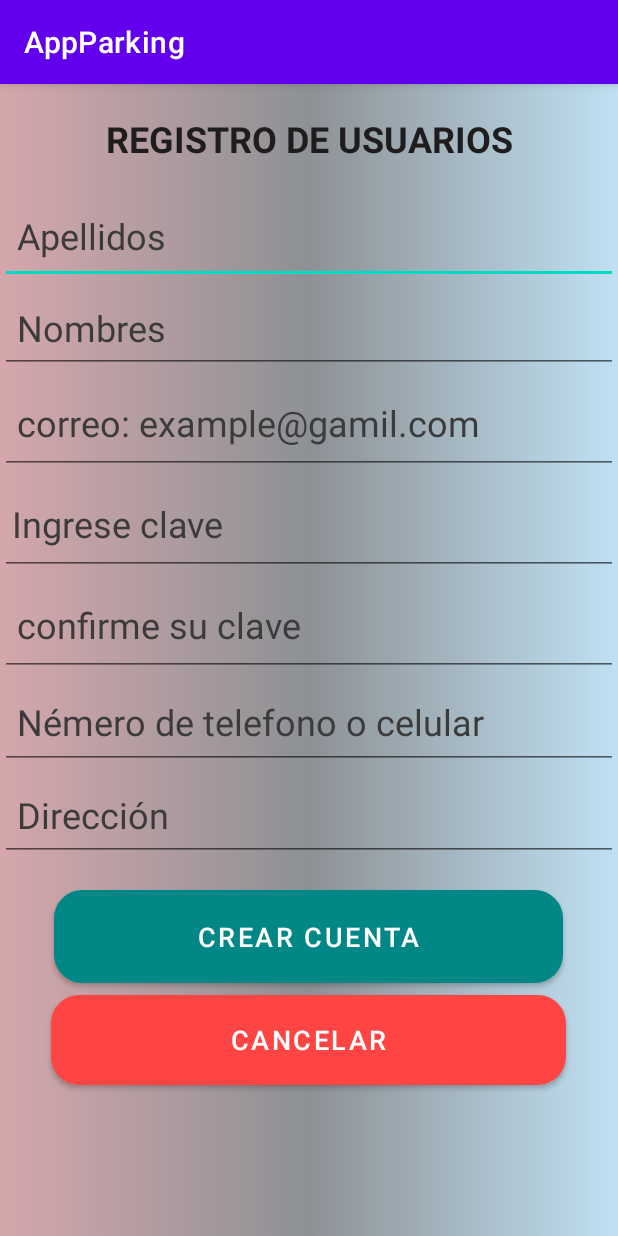
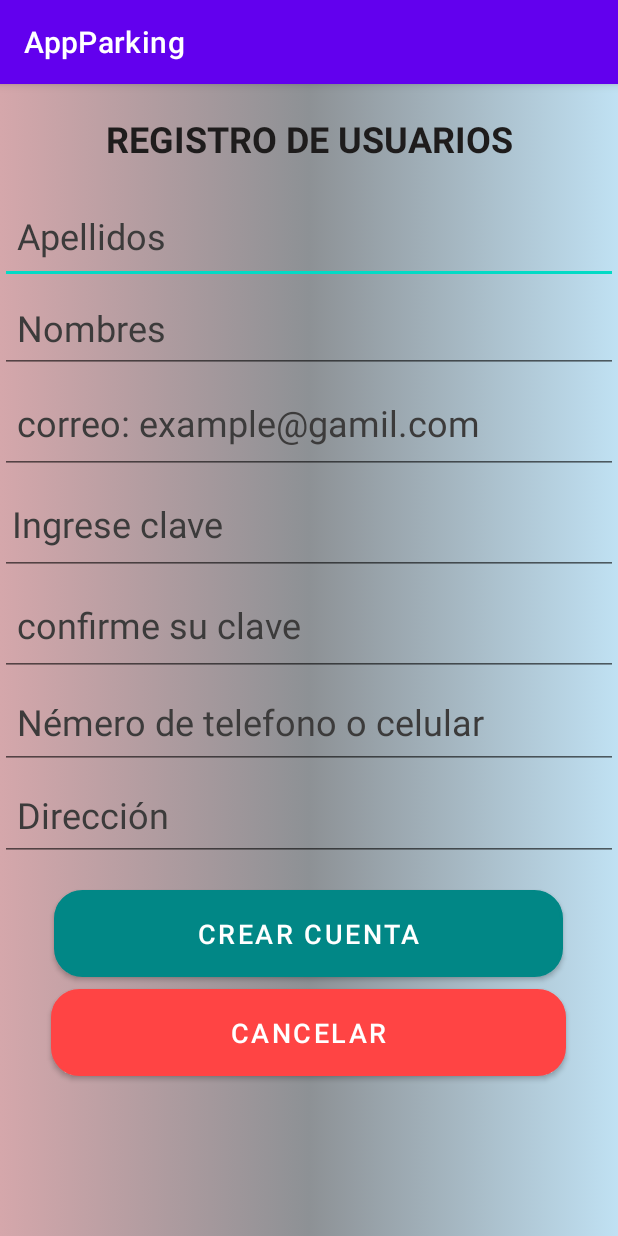
Before and after one commit to Alatriz18/AppParking1, an Android app: the activity_registro screen opened directly, with no data from a screen before it, on a phone screen of 412 x 824 dp. Run offline under Robolectric (Android 15) with nearby library versions, the phone set to English and light mode, and no system bars.

Commit message:
Update activity_registro.xml

```diff
--- a/app/src/main/res/layout/activity_registro.xml
+++ b/app/src/main/res/layout/activity_registro.xml
@@ -118,7 +118,7 @@
         <Button
             android:id="@+id/button2"
             android:layout_width="339dp"
-            android:layout_height="62dp"
+            android:layout_height="58dp"
             android:layout_gravity="center"
             android:background="@drawable/borde_botones1"
             android:text="crear cuenta"
@@ -133,7 +133,7 @@
         <Button
             android:id="@+id/button3"
             android:layout_width="343dp"
-            android:layout_height="60dp"
+            android:layout_height="58dp"
             android:layout_gravity="center"
             android:background="@drawable/borde_botones1"
             android:text="cancelar"
```
